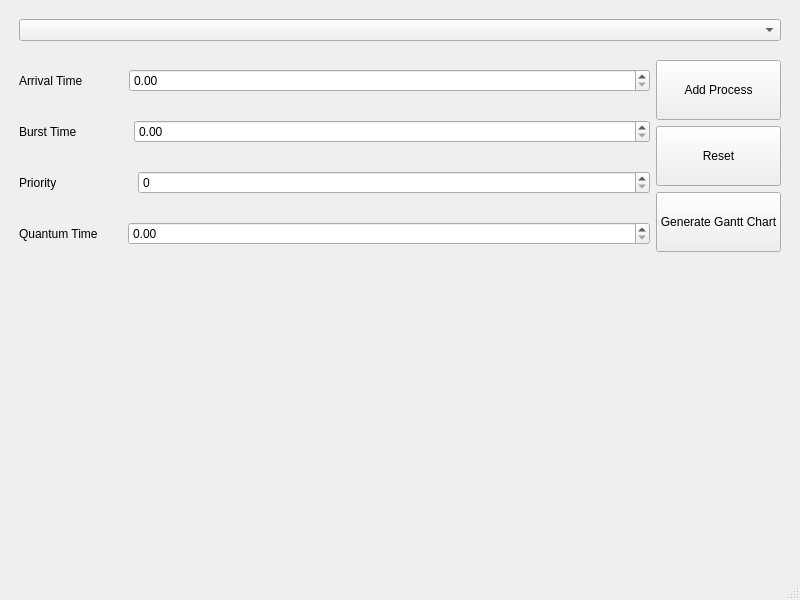
Moatsm-prog/Processor_Scheduler, file mainwindow.ui: the form before one commit.
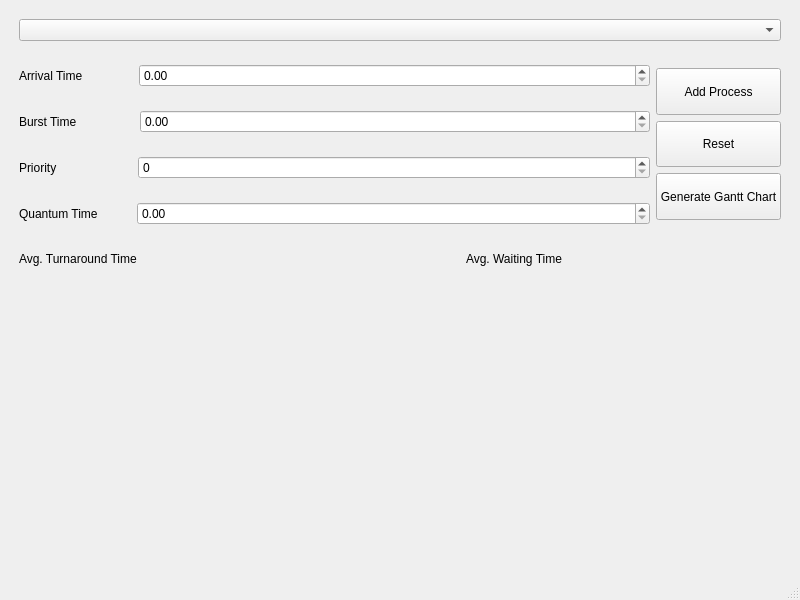
The form after the commit.

Diff of the .ui file:
```diff
--- a/mainwindow.ui
+++ b/mainwindow.ui
@@ -107,7 +107,7 @@
                   </property>
                   <property name="sizeHint" stdset="0">
                    <size>
-                    <width>40</width>
+                    <width>50</width>
                     <height>20</height>
                    </size>
                   </property>
@@ -144,7 +144,7 @@
                   </property>
                   <property name="sizeHint" stdset="0">
                    <size>
-                    <width>51</width>
+                    <width>57</width>
                     <height>20</height>
                    </size>
                   </property>
@@ -230,7 +230,7 @@
                   </property>
                   <property name="sizeHint" stdset="0">
                    <size>
-                    <width>24</width>
+                    <width>33</width>
                     <height>20</height>
                    </size>
                   </property>
@@ -257,8 +257,8 @@
               </property>
               <property name="sizeHint" stdset="0">
                <size>
-                <width>20</width>
-                <height>13</height>
+                <width>39</width>
+                <height>21</height>
                </size>
               </property>
              </spacer>
@@ -313,7 +313,7 @@
               <property name="sizeHint" stdset="0">
                <size>
                 <width>20</width>
-                <height>17</height>
+                <height>23</height>
                </size>
               </property>
              </spacer>
@@ -322,6 +322,81 @@
           </item>
          </layout>
         </item>
+        <item>
+         <layout class="QHBoxLayout" name="horizontalLayout_7">
+          <item>
+           <widget class="QLabel" name="label_8">
+            <property name="sizePolicy">
+             <sizepolicy hsizetype="Maximum" vsizetype="Preferred">
+              <horstretch>0</horstretch>
+              <verstretch>0</verstretch>
+             </sizepolicy>
+            </property>
+            <property name="text">
+             <string>Avg. Turnaround Time</string>
+            </property>
+           </widget>
+          </item>
+          <item>
+           <widget class="QLabel" name="label_7">
+            <property name="sizePolicy">
+             <sizepolicy hsizetype="Preferred" vsizetype="Maximum">
+              <horstretch>0</horstretch>
+              <verstretch>0</verstretch>
+             </sizepolicy>
+            </property>
+            <property name="autoFillBackground">
+             <bool>false</bool>
+            </property>
+            <property name="text">
+             <string/>
+            </property>
+           </widget>
+          </item>
+          <item>
+           <spacer name="horizontalSpacer_5">
+            <property name="orientation">
+             <enum>Qt::Horizontal</enum>
+            </property>
+            <property name="sizeType">
+             <enum>QSizePolicy::Maximum</enum>
+            </property>
+            <property name="sizeHint" stdset="0">
+             <size>
+              <width>103</width>
+              <height>20</height>
+             </size>
+            </property>
+           </spacer>
+          </item>
+          <item>
+           <widget class="QLabel" name="label_6">
+            <property name="sizePolicy">
+             <sizepolicy hsizetype="Maximum" vsizetype="Preferred">
+              <horstretch>0</horstretch>
+              <verstretch>0</verstretch>
+             </sizepolicy>
+            </property>
+            <property name="text">
+             <string>Avg. Waiting Time</string>
+            </property>
+           </widget>
+          </item>
+          <item>
+           <widget class="QLabel" name="label_5">
+            <property name="sizePolicy">
+             <sizepolicy hsizetype="Preferred" vsizetype="Maximum">
+              <horstretch>0</horstretch>
+              <verstretch>0</verstretch>
+             </sizepolicy>
+            </property>
+            <property name="text">
+             <string/>
+            </property>
+           </widget>
+          </item>
+         </layout>
+        </item>
         <item>
          <spacer name="verticalSpacer">
           <property name="orientation">
```
